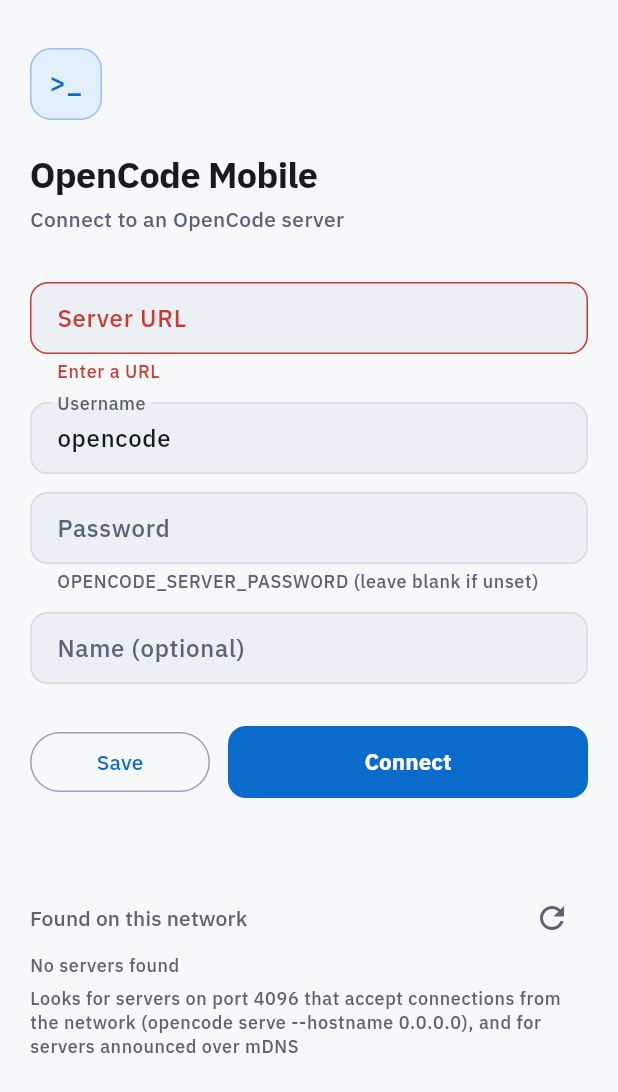
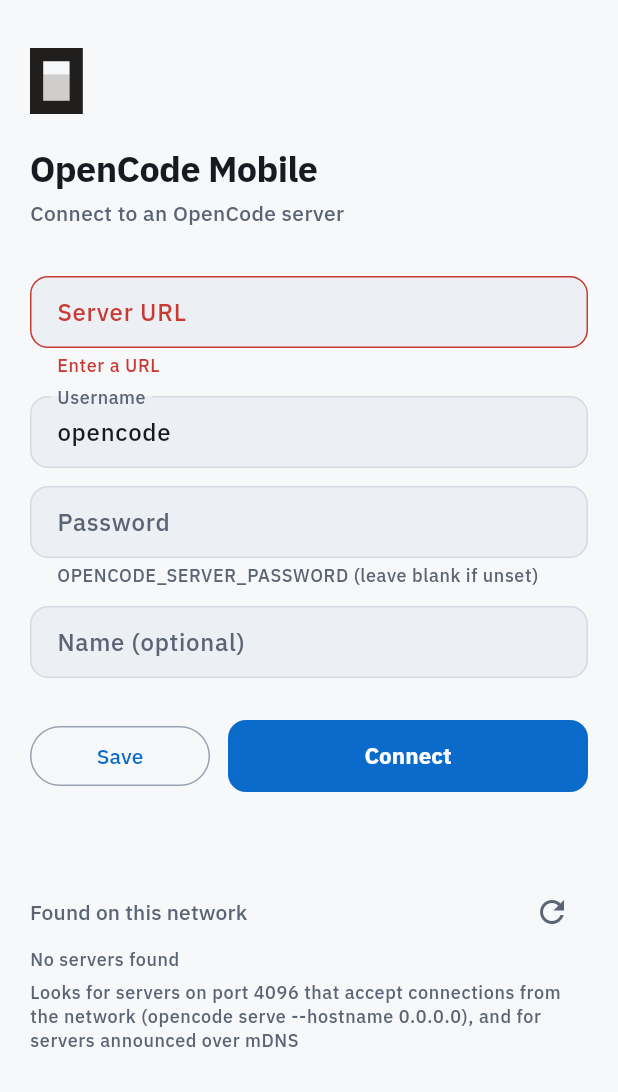
Before and after one commit to chaki1019/opencode-client, a Flutter app: the screen it shows after launch, after a tap on "Save", on a phone screen of 412 x 824 dp. Shown: the top 1092 px of the screen. Run offline on Flutter 3.47's test engine with Material 3 defaults, Android fonts, the phone set to English and light mode, and no system bars; our stand-ins replace dio, firebase_core, firebase_messaging, flutter_markdown_plus, flutter_riverpod, flutter_secure_storage and 3 more; missing offline and left inert: nsd, xterm; accounts and stored records are empty; statements that could not run were skipped; project files that could hold a hidden picture were left out.

Commit message:
Show the OpenCode logo on the connect screen
Replace the '>_' placeholder tile above the title with the official
OpenCode mark (light/dark variants from opencode.ai/brand), and add the
non-affiliation note the OpenCode README asks related projects to carry.

Co-Authored-By: Claude Opus 5.5 (1M context) <noreply@anthropic.com>
Claude-Session: https://claude.ai/code/session_01Ro1h6pwbRbn8bPXsWgmHJb

```diff
--- a/lib/features/connection/connection_screen.dart
+++ b/lib/features/connection/connection_screen.dart
@@ -8,6 +8,7 @@ import '../../core/models/server_config.dart';
 import '../../l10n/l10n.dart';
 import '../push/push_providers.dart';
 import 'connection_providers.dart';
+import 'opencode_logo.dart';
 
 class ConnectionScreen extends ConsumerStatefulWidget {
   const ConnectionScreen({super.key});
@@ -477,25 +478,7 @@ class _Brand extends StatelessWidget {
     return Column(
       crossAxisAlignment: CrossAxisAlignment.start,
       children: [
-        Container(
-          width: 48,
-          height: 48,
-          alignment: Alignment.center,
-          decoration: BoxDecoration(
-            color: scheme.primaryContainer,
-            borderRadius: BorderRadius.circular(14),
-            border: Border.all(color: scheme.primary.withValues(alpha: 0.35)),
-          ),
-          child: Text(
-            '>_',
-            style: TextStyle(
-              fontFamily: AppFonts.mono,
-              fontWeight: FontWeight.w600,
-              fontSize: 18,
-              color: scheme.primary,
-            ),
-          ),
-        ),
+        const OpenCodeLogo(height: 44),
         const SizedBox(height: 20),
         Text(
           'OpenCode Mobile',
--- /dev/null
+++ b/lib/features/connection/opencode_logo.dart
@@ -0,0 +1,54 @@
+import 'package:flutter/material.dart';
+
+/// The OpenCode logo mark, drawn from the official brand assets
+/// (opencode.ai/brand, `opencode-logo-{light,dark}-square.svg`).
+///
+/// The mark is a 240x300 frame with a 120x180 window cut out of it, and a
+/// 120x120 block sitting in the lower part of that window. Colors follow the
+/// official light / dark variants.
+class OpenCodeLogo extends StatelessWidget {
+  const OpenCodeLogo({super.key, this.height = 40});
+
+  final double height;
+
+  @override
+  Widget build(BuildContext context) {
+    final dark = Theme.of(context).brightness == Brightness.dark;
+    return Semantics(
+      label: 'OpenCode',
+      image: true,
+      child: CustomPaint(
+        size: Size(height * 240 / 300, height),
+        painter: _OpenCodeLogoPainter(
+          frame: dark ? const Color(0xFFF1ECEC) : const Color(0xFF211E1E),
+          block: dark ? const Color(0xFF4B4646) : const Color(0xFFCFCECD),
+        ),
+      ),
+    );
+  }
+}
+
+class _OpenCodeLogoPainter extends CustomPainter {
+  const _OpenCodeLogoPainter({required this.frame, required this.block});
+
+  final Color frame;
+  final Color block;
+
+  @override
+  void paint(Canvas canvas, Size size) {
+    canvas.scale(size.width / 240, size.height / 300);
+    canvas.drawRect(
+      const Rect.fromLTRB(60, 120, 180, 240),
+      Paint()..color = block,
+    );
+    final framePath = Path()
+      ..fillType = PathFillType.evenOdd
+      ..addRect(const Rect.fromLTRB(0, 0, 240, 300))
+      ..addRect(const Rect.fromLTRB(60, 60, 180, 240));
+    canvas.drawPath(framePath, Paint()..color = frame);
+  }
+
+  @override
+  bool shouldRepaint(_OpenCodeLogoPainter oldDelegate) =>
+      frame != oldDelegate.frame || block != oldDelegate.block;
+}
```
Also changed, not shown: 1 other file.
